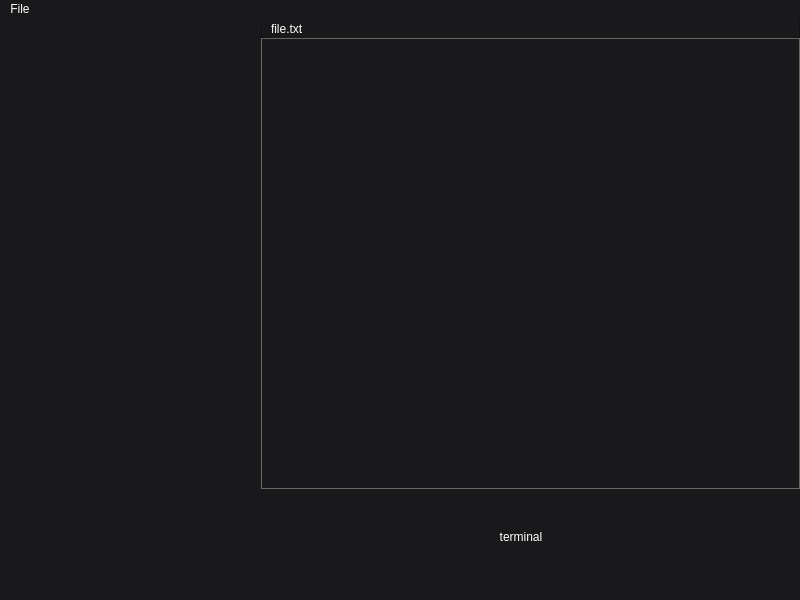
First picture: the form in ui/editor.ui, repository heehee8878/2025_opensource_software_project, before the edit.
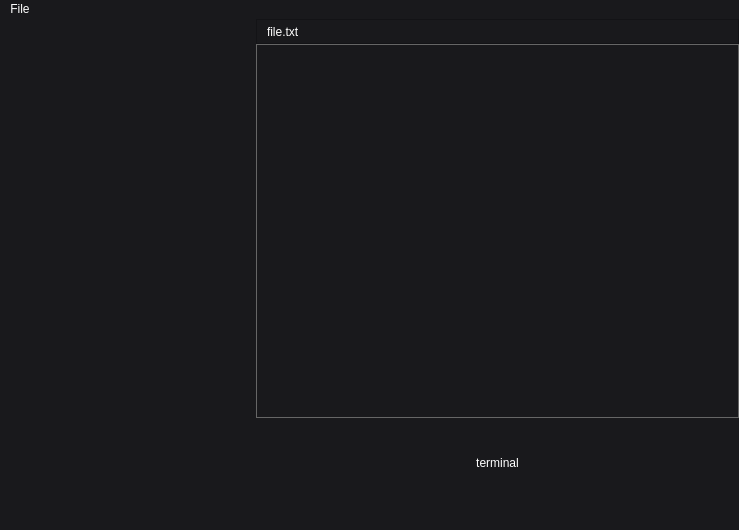
Second picture: the form after the edit.

Commit message: feat: 폴더 구분 및 반응형 UI 제작

The edit to the form file:
```diff
--- a/ui/editor.ui
+++ b/ui/editor.ui
@@ -6,8 +6,8 @@
    <rect>
     <x>0</x>
     <y>0</y>
-    <width>800</width>
-    <height>600</height>
+    <width>739</width>
+    <height>530</height>
    </rect>
   </property>
   <property name="windowTitle">
@@ -18,182 +18,188 @@
 color: white;</string>
   </property>
   <widget class="QWidget" name="centralwidget">
-   <property name="sizePolicy">
-    <sizepolicy hsizetype="Expanding" vsizetype="Expanding">
-     <horstretch>0</horstretch>
-     <verstretch>0</verstretch>
-    </sizepolicy>
-   </property>
-   <property name="sizeIncrement">
-    <size>
-     <width>0</width>
-     <height>0</height>
-    </size>
-   </property>
-   <property name="styleSheet">
-    <string notr="true"/>
-   </property>
-   <widget class="QWidget" name="verticalLayoutWidget">
-    <property name="geometry">
-     <rect>
-      <x>-1</x>
-      <y>-1</y>
-      <width>801</width>
-      <height>561</height>
-     </rect>
+   <layout class="QGridLayout" name="gridLayout_main">
+    <property name="leftMargin">
+     <number>0</number>
     </property>
-    <layout class="QGridLayout" name="gridLayout_4">
-     <property name="sizeConstraint">
-      <enum>QLayout::SetDefaultConstraint</enum>
-     </property>
-     <property name="leftMargin">
-      <number>0</number>
-     </property>
-     <property name="topMargin">
-      <number>0</number>
-     </property>
-     <property name="rightMargin">
-      <number>0</number>
-     </property>
-     <property name="bottomMargin">
-      <number>0</number>
-     </property>
-     <property name="verticalSpacing">
-      <number>0</number>
-     </property>
-     <item row="2" column="1">
-      <widget class="QWidget" name="widget" native="true">
-       <property name="sizePolicy">
-        <sizepolicy hsizetype="Expanding" vsizetype="Fixed">
-         <horstretch>2</horstretch>
-         <verstretch>0</verstretch>
-        </sizepolicy>
+    <property name="topMargin">
+     <number>0</number>
+    </property>
+    <property name="rightMargin">
+     <number>0</number>
+    </property>
+    <property name="bottomMargin">
+     <number>0</number>
+    </property>
+    <property name="spacing">
+     <number>0</number>
+    </property>
+    <item row="0" column="0" rowspan="3">
+     <widget class="QTreeWidget" name="file_list">
+      <property name="sizePolicy">
+       <sizepolicy hsizetype="Preferred" vsizetype="Expanding">
+        <horstretch>0</horstretch>
+        <verstretch>0</verstretch>
+       </sizepolicy>
+      </property>
+      <property name="minimumSize">
+       <size>
+        <width>200</width>
+        <height>0</height>
+       </size>
+      </property>
+      <property name="maximumSize">
+       <size>
+        <width>300</width>
+        <height>16777215</height>
+       </size>
+      </property>
+      <property name="styleSheet">
+       <string notr="true">border: none;</string>
+      </property>
+      <property name="headerHidden">
+       <bool>true</bool>
+      </property>
+      <column>
+       <property name="text">
+        <string notr="true">1</string>
        </property>
-       <property name="minimumSize">
-        <size>
-         <width>0</width>
-         <height>90</height>
-        </size>
+      </column>
+     </widget>
+    </item>
+    <item row="0" column="1">
+     <widget class="QFrame" name="titleArea_16">
+      <property name="sizePolicy">
+       <sizepolicy hsizetype="Expanding" vsizetype="Fixed">
+        <horstretch>0</horstretch>
+        <verstretch>0</verstretch>
+       </sizepolicy>
+      </property>
+      <property name="minimumSize">
+       <size>
+        <width>0</width>
+        <height>25</height>
+       </size>
+      </property>
+      <property name="maximumSize">
+       <size>
+        <width>16777215</width>
+        <height>25</height>
+       </size>
+      </property>
+      <property name="frameShape">
+       <enum>QFrame::StyledPanel</enum>
+      </property>
+      <property name="frameShadow">
+       <enum>QFrame::Raised</enum>
+      </property>
+      <layout class="QHBoxLayout" name="horizontalLayout">
+       <property name="leftMargin">
+        <number>10</number>
        </property>
-       <widget class="QLabel" name="terminalLabel">
-        <property name="geometry">
-         <rect>
-          <x>230</x>
-          <y>40</y>
-          <width>60</width>
-          <height>16</height>
-         </rect>
-        </property>
-        <property name="styleSheet">
-         <string notr="true">color: white;</string>
-        </property>
-        <property name="text">
-         <string>terminal</string>
-        </property>
-        <property name="alignment">
-         <set>Qt::AlignCenter</set>
-        </property>
-       </widget>
-      </widget>
-     </item>
-     <item row="1" column="1">
-      <widget class="QTextEdit" name="code_input">
-       <property name="sizePolicy">
-        <sizepolicy hsizetype="Expanding" vsizetype="Expanding">
-         <horstretch>2</horstretch>
-         <verstretch>0</verstretch>
-        </sizepolicy>
+       <property name="topMargin">
+        <number>2</number>
        </property>
-       <property name="styleSheet">
-        <string notr="true">background-color: #19191c;
+       <property name="rightMargin">
+        <number>10</number>
+       </property>
+       <property name="bottomMargin">
+        <number>2</number>
+       </property>
+       <item>
+        <widget class="QLabel" name="filename_label">
+         <property name="sizePolicy">
+          <sizepolicy hsizetype="Expanding" vsizetype="Preferred">
+           <horstretch>0</horstretch>
+           <verstretch>0</verstretch>
+          </sizepolicy>
+         </property>
+         <property name="styleSheet">
+          <string notr="true">color: white;</string>
+         </property>
+         <property name="text">
+          <string>file.txt</string>
+         </property>
+        </widget>
+       </item>
+      </layout>
+     </widget>
+    </item>
+    <item row="1" column="1">
+     <widget class="QTextEdit" name="code_input">
+      <property name="sizePolicy">
+       <sizepolicy hsizetype="Expanding" vsizetype="Expanding">
+        <horstretch>0</horstretch>
+        <verstretch>0</verstretch>
+       </sizepolicy>
+      </property>
+      <property name="styleSheet">
+       <string notr="true">background-color: #19191c;
 color: #d4d4d4;
 border: 1px solid #666;</string>
+      </property>
+     </widget>
+    </item>
+    <item row="2" column="1">
+     <widget class="QWidget" name="widget" native="true">
+      <property name="sizePolicy">
+       <sizepolicy hsizetype="Expanding" vsizetype="Fixed">
+        <horstretch>0</horstretch>
+        <verstretch>0</verstretch>
+       </sizepolicy>
+      </property>
+      <property name="minimumSize">
+       <size>
+        <width>0</width>
+        <height>90</height>
+       </size>
+      </property>
+      <property name="maximumSize">
+       <size>
+        <width>16777215</width>
+        <height>150</height>
+       </size>
+      </property>
+      <layout class="QVBoxLayout" name="verticalLayout">
+       <property name="spacing">
+        <number>0</number>
        </property>
-      </widget>
-     </item>
-     <item row="0" column="1">
-      <widget class="QFrame" name="titleArea_16">
-       <property name="sizePolicy">
-        <sizepolicy hsizetype="Preferred" vsizetype="Fixed">
-         <horstretch>2</horstretch>
-         <verstretch>0</verstretch>
-        </sizepolicy>
+       <property name="leftMargin">
+        <number>0</number>
        </property>
-       <property name="minimumSize">
-        <size>
-         <width>0</width>
-         <height>20</height>
-        </size>
+       <property name="topMargin">
+        <number>0</number>
        </property>
-       <property name="autoFillBackground">
-        <bool>false</bool>
+       <property name="rightMargin">
+        <number>0</number>
        </property>
-       <property name="frameShape">
-        <enum>QFrame::StyledPanel</enum>
+       <property name="bottomMargin">
+        <number>0</number>
        </property>
-       <property name="frameShadow">
-        <enum>QFrame::Raised</enum>
-       </property>
-       <widget class="QLabel" name="filename_label">
-        <property name="geometry">
-         <rect>
-          <x>10</x>
-          <y>0</y>
-          <width>521</width>
-          <height>21</height>
-         </rect>
-        </property>
-        <property name="sizePolicy">
-         <sizepolicy hsizetype="Maximum" vsizetype="Maximum">
-          <horstretch>0</horstretch>
-          <verstretch>0</verstretch>
-         </sizepolicy>
-        </property>
-        <property name="styleSheet">
-         <string notr="true">color: white;</string>
-        </property>
-        <property name="text">
-         <string>file.txt</string>
-        </property>
-       </widget>
-      </widget>
-     </item>
-     <item row="0" column="0" rowspan="3">
-      <widget class="QTreeWidget" name="file_list">
-       <property name="sizePolicy">
-        <sizepolicy hsizetype="Fixed" vsizetype="Expanding">
-         <horstretch>0</horstretch>
-         <verstretch>0</verstretch>
-        </sizepolicy>
-       </property>
-       <property name="minimumSize">
-        <size>
-         <width>0</width>
-         <height>0</height>
-        </size>
-       </property>
-       <property name="styleSheet">
-        <string notr="true">border: none;</string>
-       </property>
-       <property name="headerHidden">
-        <bool>true</bool>
-       </property>
-       <column>
-        <property name="text">
-         <string notr="true">1</string>
-        </property>
-       </column>
-      </widget>
-     </item>
-    </layout>
-   </widget>
+       <item>
+        <widget class="QLabel" name="terminalLabel">
+         <property name="styleSheet">
+          <string notr="true">color: white;</string>
+         </property>
+         <property name="text">
+          <string>terminal</string>
+         </property>
+         <property name="alignment">
+          <set>Qt::AlignCenter</set>
+         </property>
+        </widget>
+       </item>
+      </layout>
+     </widget>
+    </item>
+   </layout>
   </widget>
   <widget class="QMenuBar" name="menubar">
    <property name="geometry">
     <rect>
      <x>0</x>
      <y>0</y>
-     <width>800</width>
+     <width>739</width>
      <height>21</height>
     </rect>
    </property>
```
The commit also changes 7 other files.
